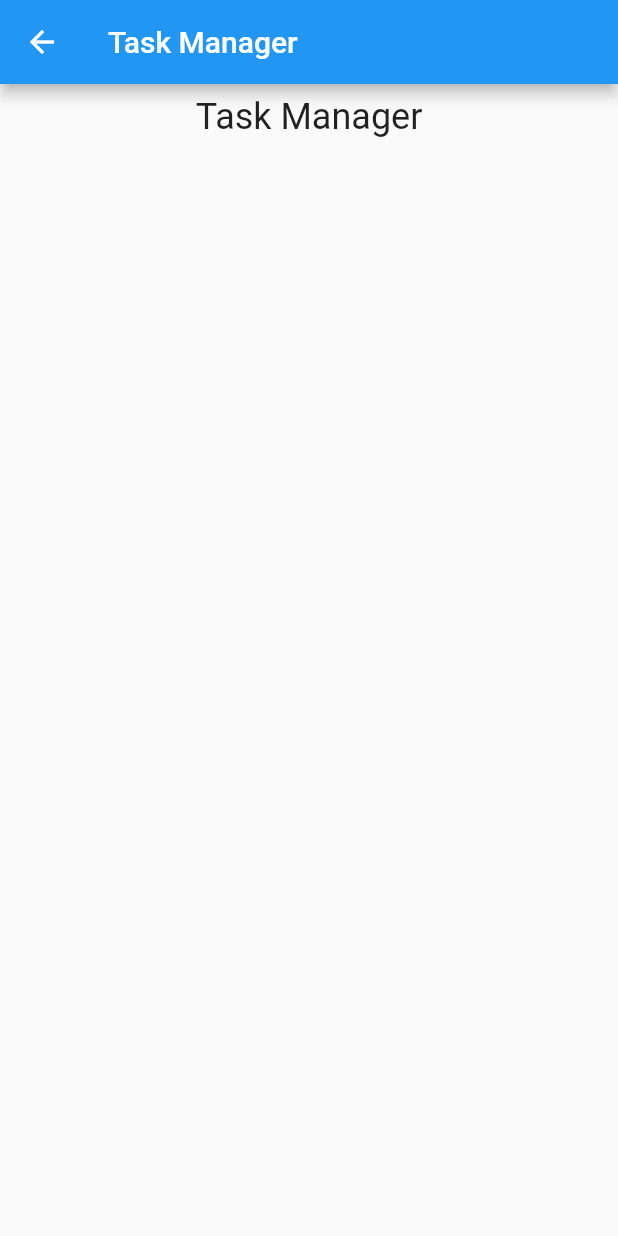
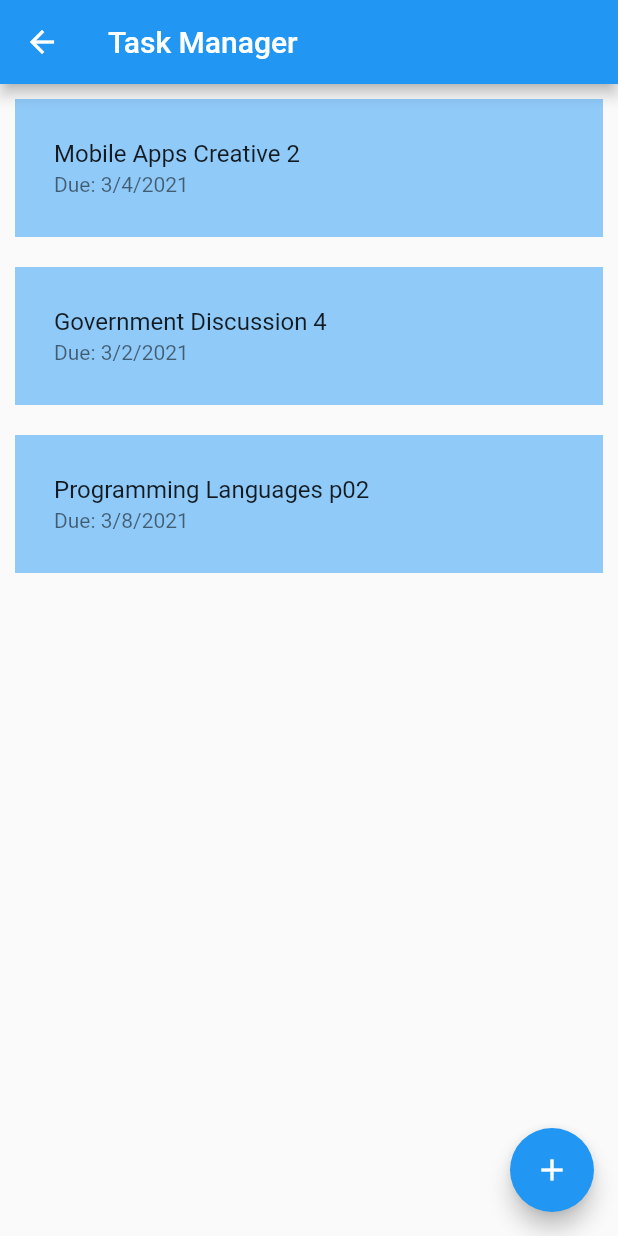
Before and after one commit to SeanAlexWall/MApps-Lesson2-Creative, a Flutter app: the TaskManagerScreen screen opened directly, on a phone screen of 412 x 824 dp. Run offline on Flutter 3.47's test engine with Material 2 defaults, Android fonts, the phone set to English and light mode, and no system bars.

Commit message:
add task works

```diff
--- a/lib/model/task.dart
+++ b/lib/model/task.dart
@@ -4,7 +4,30 @@ class Task {
   String description;
   DateTime dueDate;
 //constructors--------------
-
+  Task({
+    this.name,
+    this.description,
+    this.dueDate,
+  });
 //member functions----------
 
 }
+
+//fake db of tasks for testing purposes
+List<Task> tasksDB = [
+  Task(
+    name: "Mobile Apps Creative 2",
+    description: "Creative 2 for Mobile Apps",
+    dueDate: DateTime.utc(2021, 3, 4),
+  ),
+  Task(
+    name: "Government Discussion 4",
+    description: "Post reaction to article and reply to 2 threads",
+    dueDate: DateTime.utc(2021, 3, 2),
+  ),
+  Task(
+    name: "Programming Languages p02",
+    description: "Subset Pascal Parser",
+    dueDate: DateTime.utc(2021, 3, 8),
+  ),
+];
--- a/lib/screens/task_manager.dart
+++ b/lib/screens/task_manager.dart
@@ -1,3 +1,5 @@
+import 'package:Lesson2Creative/model/task.dart';
+import 'package:Lesson2Creative/screens/addtask_screen.dart';
 import 'package:flutter/material.dart';
 
 class TaskManagerScreen extends StatefulWidget{
@@ -27,20 +29,20 @@ class TaskManagerState extends State<TaskManagerScreen> {
   Widget build(BuildContext context) {
     return Scaffold(
       appBar: AppBar(title: Text("Task Manager")),
-      body: Padding(
-        padding: const EdgeInsets.all(8.0),
-        child: Container(
-          width: MediaQuery.of(context).size.width,
-          child: SingleChildScrollView(
-            child: Column(
-              crossAxisAlignment: CrossAxisAlignment.center,
-              children: [
-                Text("Task Manager", style: Theme.of(context).textTheme.headline5,),
-              ],
-            ),
-          ),
+      floatingActionButton: FloatingActionButton(
+        onPressed: () => {
+          Navigator.pushNamed(context, AddTaskScreen.routeName)
+          .whenComplete(con.refresh)
+        },
+        child: Icon(Icons.add),
+      ),
+      body: RefreshIndicator(
+        child: ListView.builder(
+          itemCount: tasksDB.length,
+          itemBuilder: con.getTasks,
         ),
-      ),
+        onRefresh: con.refresh,
+      )
     );
   }
 
@@ -54,5 +56,28 @@ class _Controller {
   _Controller(this.state);
 
 //member functions---------------
+  Widget getTasks(BuildContext context, int index){
+    return Container(
+      color: Colors.blue[200],
+      padding: EdgeInsets.all(10.0),
+      margin: EdgeInsets.all(10.0),
+      child: ListTile(
+        title: Text(tasksDB[index].name),
+        subtitle: Text(
+          "Due: ${tasksDB[index].dueDate.month}/" +
+          "${tasksDB[index].dueDate.day}/" +
+          "${tasksDB[index].dueDate.year}"
+        ),
+      ),
+    );
+  }
 
+  Future<void> refresh(){
+    //just rebuilds the screen
+    return Future.delayed(Duration(seconds: 0), (){
+      state.render((){
+        print("refresh");
+      });
+    });
+  }
 }
```
Also changed, not shown: lib/main.dart (+5 -2 lines), lib/screens/addtask_screen.dart (added, +149 -0 lines), lib/screens/start_screen.dart (+9 -1 lines).
